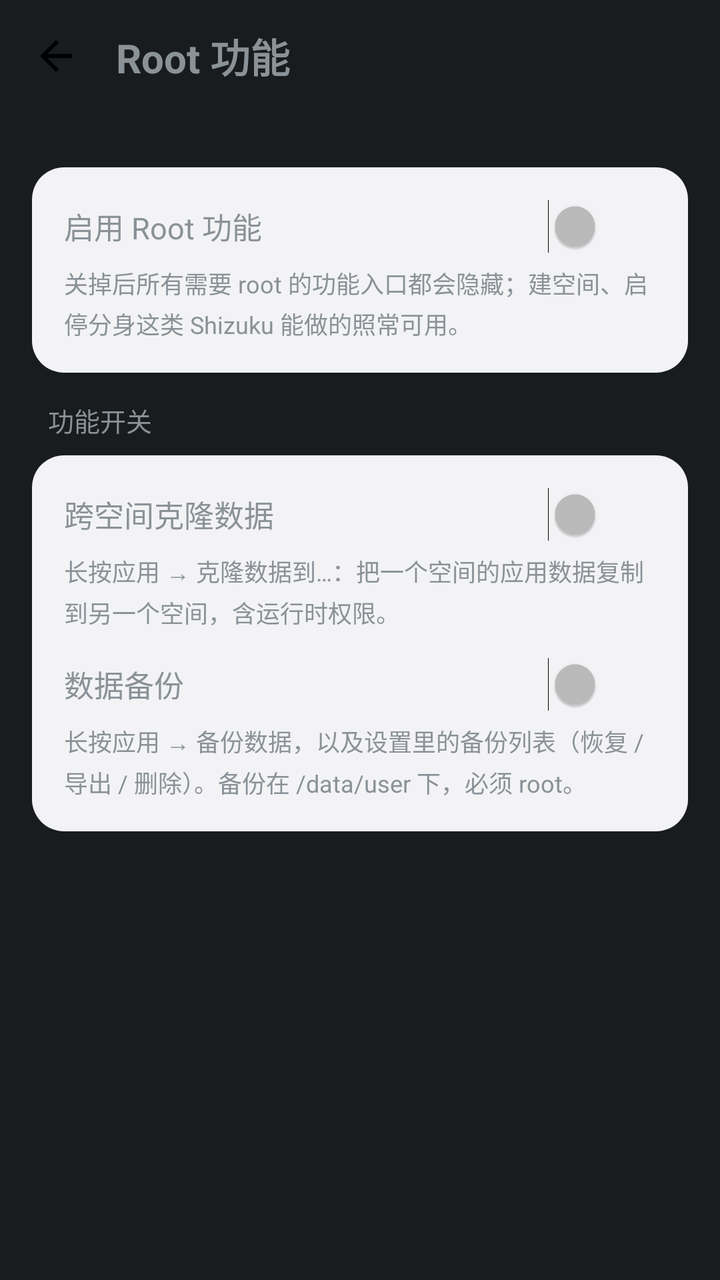
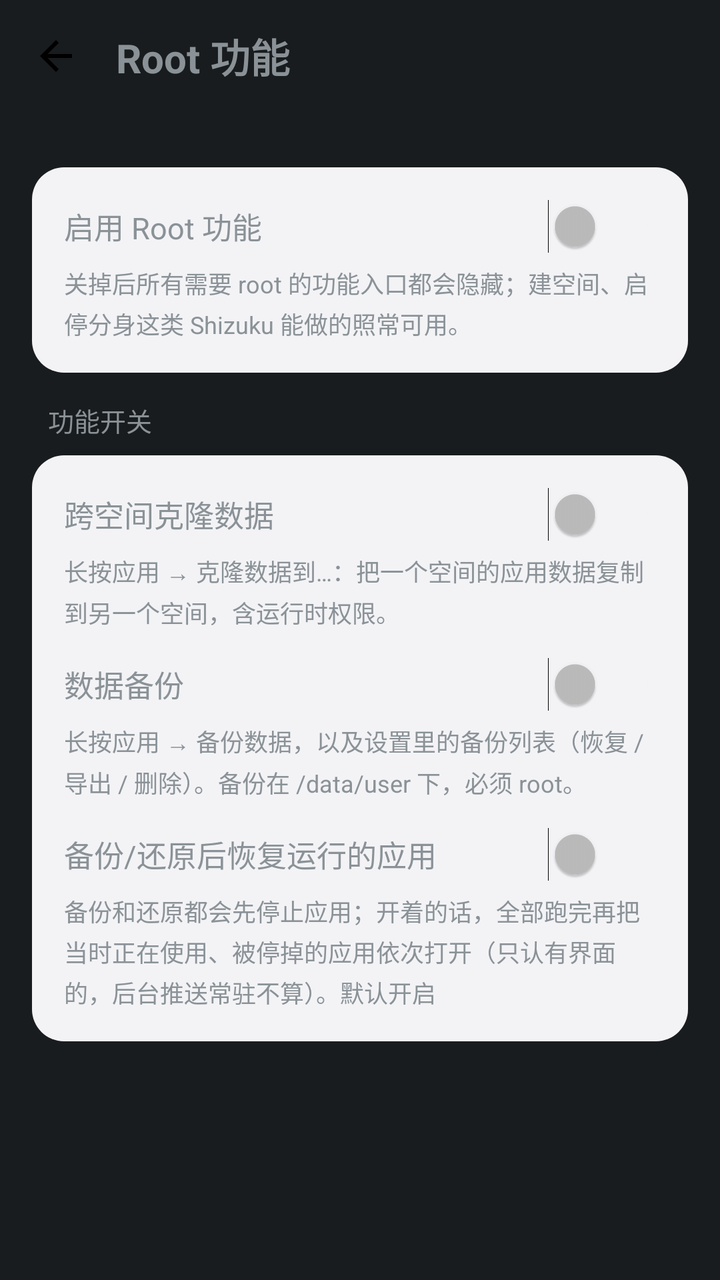

Two renders of the same Android screen: before a commit and after it. Below are the layout's source before the change and the commit's diff.
<!-- AndroidManifest.xml: application theme android:Theme.DeviceDefault.NoActionBar -->
<!-- res/layout/activity_root.xml -->
<?xml version="1.0" encoding="utf-8"?>
<LinearLayout xmlns:android="http://schemas.android.com/apk/res/android"
    android:id="@+id/rt_root"
    android:layout_width="match_parent"
    android:layout_height="match_parent"
    android:orientation="vertical">

    <LinearLayout
        android:id="@+id/rt_header"
        android:layout_width="match_parent"
        android:layout_height="56dp"
        android:orientation="horizontal"
        android:gravity="center_vertical"
        android:paddingStart="6dp"
        android:paddingEnd="12dp">

        <ImageButton
            android:id="@+id/rt_back"
            android:layout_width="44dp"
            android:layout_height="44dp"
            android:padding="10dp"
            android:background="?android:attr/selectableItemBackgroundBorderless"
            android:src="@drawable/ic_back"
            android:scaleType="fitCenter"
            android:contentDescription="@string/action_back" />

        <TextView
            android:id="@+id/rt_title"
            android:layout_width="0dp"
            android:layout_height="wrap_content"
            android:layout_weight="1"
            android:layout_marginStart="8dp"
            android:text="@string/sec_root"
            android:textSize="20sp"
            android:textStyle="bold" />
    </LinearLayout>

    <ScrollView
        android:layout_width="match_parent"
        android:layout_height="0dp"
        android:layout_weight="1"
        android:fillViewport="true">

        <LinearLayout
            android:layout_width="match_parent"
            android:layout_height="wrap_content"
            android:orientation="vertical"
            android:paddingStart="16dp"
            android:paddingEnd="16dp"
            android:paddingBottom="24dp">

            <TextView
                android:id="@+id/rt_status"
                android:layout_width="match_parent"
                android:layout_height="wrap_content"
                android:layout_marginBottom="10dp"
                android:lineSpacingExtra="3dp"
                android:textSize="13sp" />

            <LinearLayout
                android:layout_width="match_parent"
                android:layout_height="wrap_content"
                android:orientation="vertical"
                android:background="@drawable/bg_card"
                android:padding="16dp">

                <LinearLayout
                    android:layout_width="match_parent"
                    android:layout_height="wrap_content"
                    android:orientation="horizontal"
                    android:gravity="center_vertical">

                    <TextView
                        android:id="@+id/rt_master_label"
                        android:layout_width="0dp"
                        android:layout_height="wrap_content"
                        android:layout_weight="1"
                        android:text="@string/root_master"
                        android:textSize="15sp" />

                    <Switch
                        android:id="@+id/rt_master"
                        android:layout_width="wrap_content"
                        android:layout_height="wrap_content" />
                </LinearLayout>

                <TextView
                    android:id="@+id/rt_master_hint"
                    android:layout_width="match_parent"
                    android:layout_height="wrap_content"
                    android:layout_marginTop="6dp"
                    android:lineSpacingExtra="3dp"
                    android:text="@string/root_master_hint"
                    android:textSize="12sp" />
            </LinearLayout>

            <TextView
                android:id="@+id/rt_sec"
                android:layout_width="match_parent"
                android:layout_height="wrap_content"
                android:layout_marginStart="8dp"
                android:layout_marginTop="14dp"
                android:layout_marginBottom="8dp"
                android:text="@string/root_sec_features"
                android:textSize="13sp" />

            <LinearLayout
                android:id="@+id/rt_card"
                android:layout_width="match_parent"
                android:layout_height="wrap_content"
                android:orientation="vertical"
                android:background="@drawable/bg_card"
                android:padding="16dp">

                <LinearLayout
                    android:layout_width="match_parent"
                    android:layout_height="wrap_content"
                    android:orientation="horizontal"
                    android:gravity="center_vertical">

                    <TextView
                        android:id="@+id/rt_clone_label"
                        android:layout_width="0dp"
                        android:layout_height="wrap_content"
                        android:layout_weight="1"
                        android:text="@string/root_feat_clone"
                        android:textSize="15sp" />

                    <Switch
                        android:id="@+id/rt_clone"
                        android:layout_width="wrap_content"
                        android:layout_height="wrap_content" />
                </LinearLayout>

                <TextView
                    android:id="@+id/rt_clone_hint"
                    android:layout_width="match_parent"
                    android:layout_height="wrap_content"
                    android:layout_marginTop="6dp"
                    android:lineSpacingExtra="3dp"
                    android:text="@string/root_feat_clone_hint"
                    android:textSize="12sp" />

                <LinearLayout
                    android:layout_width="match_parent"
                    android:layout_height="wrap_content"
                    android:layout_marginTop="14dp"
                    android:orientation="horizontal"
                    android:gravity="center_vertical">

                    <TextView
                        android:id="@+id/rt_backup_label"
                        android:layout_width="0dp"
                        android:layout_height="wrap_content"
                        android:layout_weight="1"
                        android:text="@string/root_feat_backup"
                        android:textSize="15sp" />

                    <Switch
                        android:id="@+id/rt_backup"
                        android:layout_width="wrap_content"
                        android:layout_height="wrap_content" />
                </LinearLayout>

                <TextView
                    android:id="@+id/rt_backup_hint"
                    android:layout_width="match_parent"
                    android:layout_height="wrap_content"
                    android:layout_marginTop="6dp"
                    android:lineSpacingExtra="3dp"
                    android:text="@string/root_feat_backup_hint"
                    android:textSize="12sp" />
            </LinearLayout>
        </LinearLayout>
    </ScrollView>
</LinearLayout>
<!-- resources referenced by this layout -->
<resources>
  <!-- drawable bg_card (drawable) -->
  <?xml version="1.0" encoding="utf-8"?>
  <shape xmlns:android="http://schemas.android.com/apk/res/android"
      android:shape="rectangle">
      <solid android:color="@color/card_bg" />
      <corners android:radius="16dp" />
  </shape>
  <!-- drawable ic_back (drawable) -->
  <?xml version="1.0" encoding="utf-8"?>
  <vector xmlns:android="http://schemas.android.com/apk/res/android"
      android:width="24dp"
      android:height="24dp"
      android:viewportWidth="24"
      android:viewportHeight="24">
      <path
          android:fillColor="#FF000000"
          android:pathData="M20,11H7.83l5.59,-5.59L12,4l-8,8l8,8l1.41,-1.41L7.83,13H20v-2z" />
  </vector>
  <string name="action_back">返回</string>
  <string name="root_feat_backup">数据备份</string>
  <string name="root_feat_backup_hint">长按应用 → 备份数据，以及设置里的备份列表（恢复 / 导出 / 删除）。备份在 /data/user 下，必须 root。</string>
  <string name="root_feat_clone">跨空间克隆数据</string>
  <string name="root_feat_clone_hint">长按应用 → 克隆数据到…：把一个空间的应用数据复制到另一个空间，含运行时权限。</string>
  <string name="root_master">启用 Root 功能</string>
  <string name="root_master_hint">关掉后所有需要 root 的功能入口都会隐藏；建空间、启停分身这类 Shizuku 能做的照常可用。</string>
  <string name="root_sec_features">功能开关</string>
  <string name="sec_root">Root 功能</string>
  <color name="card_bg">#F3F3F6</color>
</resources>

<!-- the commit's change to res/layout/activity_root.xml (unified diff, before → after) -->
@@ -170,6 +170,36 @@
                     android:lineSpacingExtra="3dp"
                     android:text="@string/root_feat_backup_hint"
                     android:textSize="12sp" />
+
+                <LinearLayout
+                    android:layout_width="match_parent"
+                    android:layout_height="wrap_content"
+                    android:layout_marginTop="14dp"
+                    android:orientation="horizontal"
+                    android:gravity="center_vertical">
+
+                    <TextView
+                        android:id="@+id/rt_relaunch_label"
+                        android:layout_width="0dp"
+                        android:layout_height="wrap_content"
+                        android:layout_weight="1"
+                        android:text="@string/label_backup_relaunch"
+                        android:textSize="15sp" />
+
+                    <Switch
+                        android:id="@+id/rt_relaunch"
+                        android:layout_width="wrap_content"
+                        android:layout_height="wrap_content" />
+                </LinearLayout>
+
+                <TextView
+                    android:id="@+id/rt_relaunch_hint"
+                    android:layout_width="match_parent"
+                    android:layout_height="wrap_content"
+                    android:layout_marginTop="6dp"
+                    android:lineSpacingExtra="3dp"
+                    android:text="@string/hint_backup_relaunch"
+                    android:textSize="12sp" />
             </LinearLayout>
         </LinearLayout>
     </ScrollView>
<!-- resource entries referenced after the edit -->
@@ -19,6 +19,8 @@
           android:pathData="M20,11H7.83l5.59,-5.59L12,4l-8,8l8,8l1.41,-1.41L7.83,13H20v-2z" />
   </vector>
   <string name="action_back">返回</string>
+  <string name="hint_backup_relaunch">备份和还原都会先停止应用；开着的话，全部跑完再把当时正在使用、被停掉的应用依次打开（只认有界面的，后台推送常驻不算）。默认开启</string>
+  <string name="label_backup_relaunch">备份/还原后恢复运行的应用</string>
   <string name="root_feat_backup">数据备份</string>
   <string name="root_feat_backup_hint">长按应用 → 备份数据，以及设置里的备份列表（恢复 / 导出 / 删除）。备份在 /data/user 下，必须 root。</string>
   <string name="root_feat_clone">跨空间克隆数据</string>
